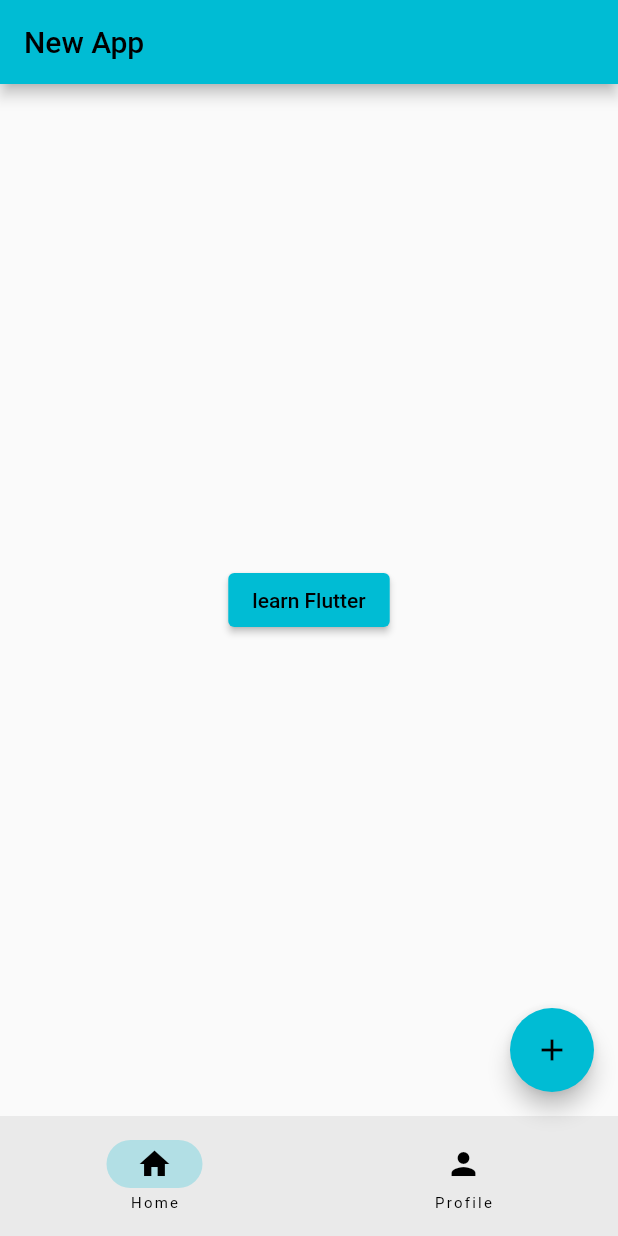
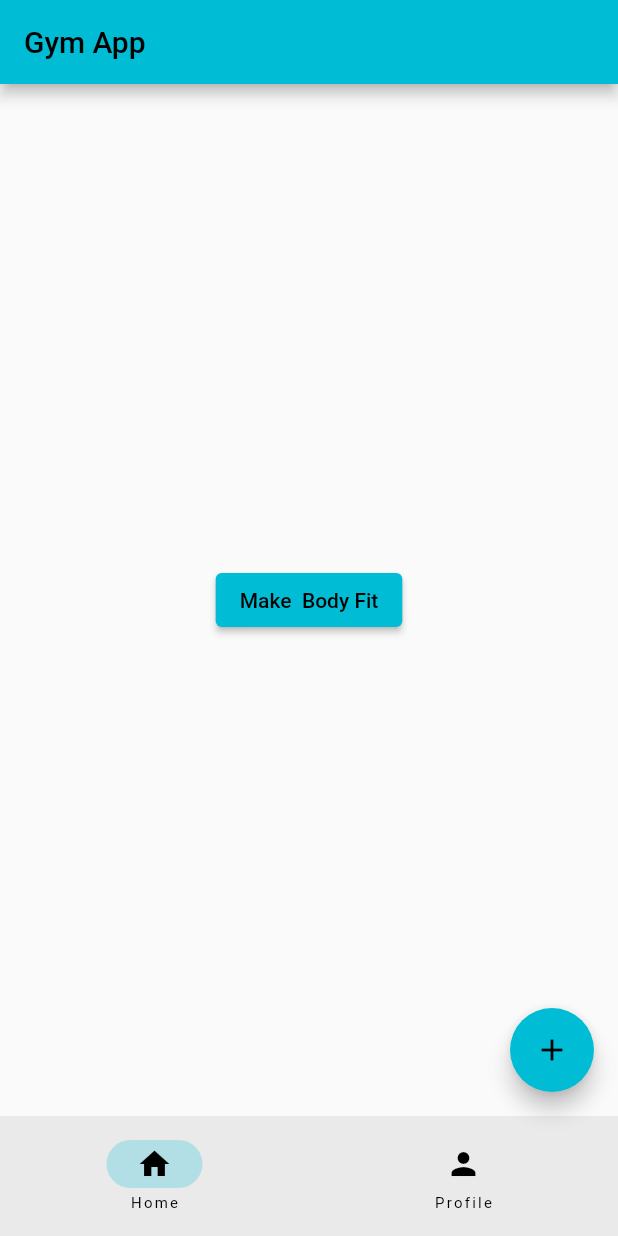
Before and after one commit to Ayush0054/flutter-app, a Flutter app: the screen it shows after launch, on a phone screen of 412 x 824 dp. Run offline on Flutter 3.47's test engine with Material 2 defaults, Android fonts, the phone set to English and light mode, and no system bars.

```diff
--- a/lib/home_page.dart
+++ b/lib/home_page.dart
@@ -1,3 +1,4 @@
+import 'package:first/learn_flutter_page.dart';
 import 'package:flutter/material.dart';
 
 class HomePage extends StatelessWidget {
@@ -7,8 +8,14 @@ class HomePage extends StatelessWidget {
   Widget build(BuildContext context) {
     return Center(
         child: ElevatedButton(
-      onPressed: () {},
-      child: const Text('learn Flutter'),
+      onPressed: () {
+        Navigator.of(context).push(
+          MaterialPageRoute(builder: (BuildContext context) {
+            return const LearnFlutterPage();
+          }),
+        );
+      },
+      child: const Text('Make  Body Fit'),
     ));
   }
 }
--- a/lib/main.dart
+++ b/lib/main.dart
@@ -1,4 +1,5 @@
 import 'package:first/home_page.dart';
+import 'package:first/profile_page.dart';
 import 'package:flutter/material.dart';
 
 void main() {
@@ -27,12 +28,13 @@ class RootPage extends StatefulWidget {
 
 class _RootPageState extends State<RootPage> {
   int currentPage = 0;
+  List<Widget> pages = const [HomePage(), ProfilePage()];
   @override
   Widget build(BuildContext context) {
     return Scaffold(
-      body: const HomePage(),
+      body: pages[currentPage],
       appBar: AppBar(
-        title: const Text("New App"),
+        title: const Text("Gym App"),
       ),
       floatingActionButton: FloatingActionButton(
         onPressed: () {
```
